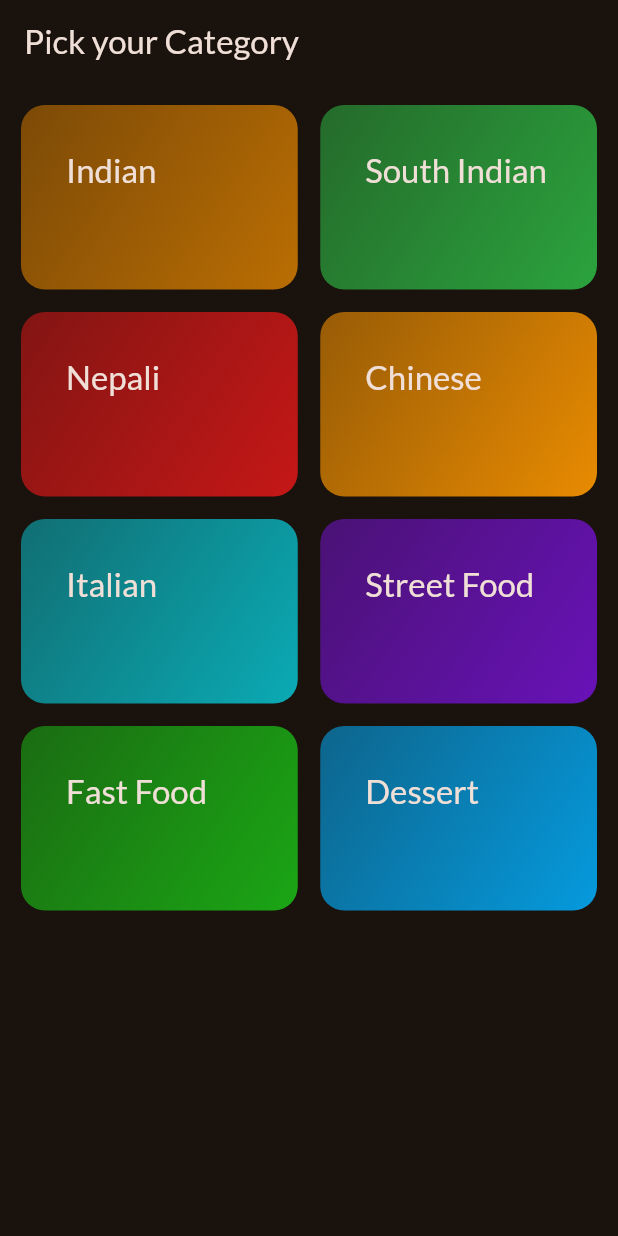
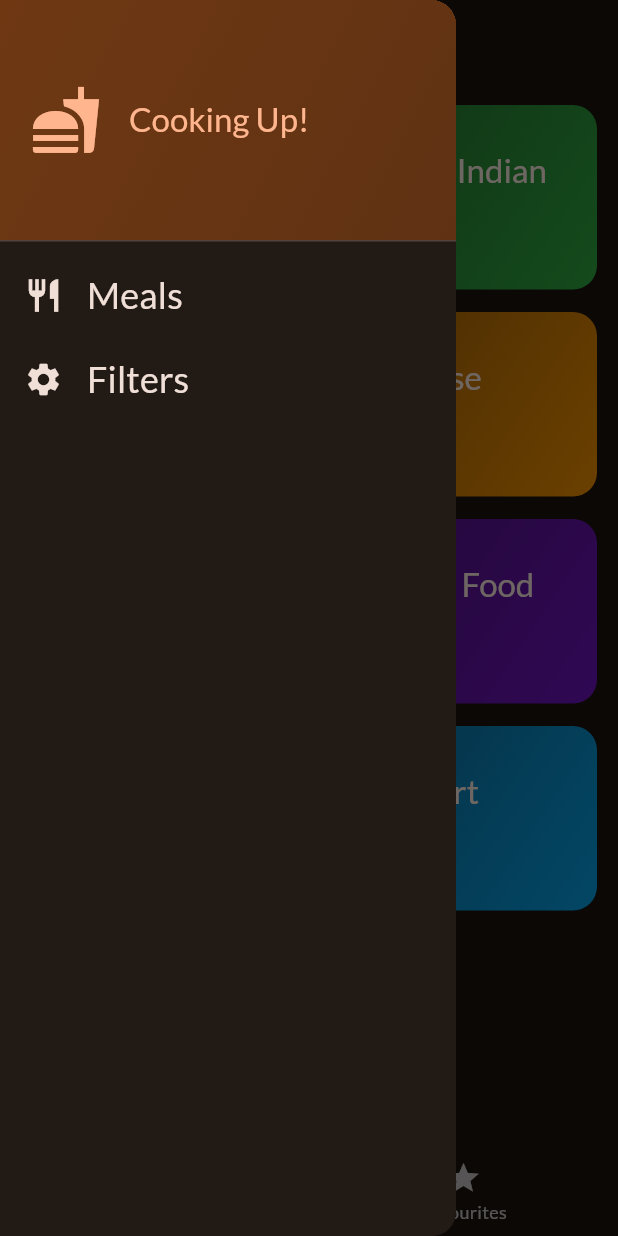
Before and after one commit to Akshatjain2003/Meals_App, a Flutter app: the screen it shows after launch, with the side drawer open (before the commit the screen has no drawer), on a phone screen of 412 x 824 dp. Run offline on Flutter 3.47's test engine with Material 2 defaults, Android fonts, the phone set to English and light mode, and no system bars; our stand-ins replace google_fonts, transparent_image.

Commit message:
Add: added side drawer and navigation bar.

```diff
--- a/lib/Screens/categories.dart
+++ b/lib/Screens/categories.dart
@@ -1,11 +1,14 @@
 import 'package:flutter/material.dart';
 import 'package:meals_app/Data/dummy_data.dart';
 import 'package:meals_app/Model/category.dart';
+import 'package:meals_app/Model/meal.dart';
 import 'package:meals_app/Screens/meals.dart';
 import 'package:meals_app/Widgets/category_grid_item.dart';
 
 class CategoriesScreen extends StatelessWidget {
-  const CategoriesScreen({super.key});
+  const CategoriesScreen({super.key, required this.onToggleFavourites});
+
+  final void Function(Meal meal) onToggleFavourites;
 
   void _selectCategory(BuildContext context, Category category) {
     final filteredMeals = dummyMeals
@@ -20,6 +23,7 @@ class CategoriesScreen extends StatelessWidget {
         builder: (ctx) => MealsScreen(
           meals: filteredMeals,
           title: category.title,
+          onToggleFavourites: onToggleFavourites,
         ),
       ),
     );
@@ -27,11 +31,7 @@ class CategoriesScreen extends StatelessWidget {
 
   @override
   Widget build(context) {
-    return Scaffold(
-      appBar: AppBar(
-        title: const Text('Pick your Category'),
-      ),
-      body: GridView(
+    return GridView(
       padding: const EdgeInsets.all(14),
       gridDelegate: const SliverGridDelegateWithFixedCrossAxisCount(
         crossAxisCount: 2,
@@ -44,11 +44,10 @@ class CategoriesScreen extends StatelessWidget {
           CategoryGridItem(
             category: category,
             onSelectCategory: () {
-                _selectCategory(context, category );
+              _selectCategory(context, category);
             },
           )
       ],
-      ),
     );
   }
 }
--- /dev/null
+++ b/lib/Screens/tabs.dart
@@ -0,0 +1,83 @@
+import 'package:flutter/material.dart';
+import 'package:meals_app/Model/meal.dart';
+import 'package:meals_app/Screens/categories.dart';
+import 'package:meals_app/Screens/meals.dart';
+import 'package:meals_app/Widgets/main_drawer.dart';
+
+class TabsScreen extends StatefulWidget {
+  const TabsScreen({super.key});
+
+  @override
+  State<TabsScreen> createState() {
+    return _TabsScreen();
+  }
+}
+
+class _TabsScreen extends State<TabsScreen> {
+  int _selectedPageIndex = 0;
+
+  final List<Meal> _favouriteMeals = [];
+
+  void _toggleMEalFavouriteStatus(Meal meal) {
+    final isExisting = _favouriteMeals.contains(meal);
+
+    if (isExisting) {
+      setState(
+        () {
+          _favouriteMeals.remove(meal);
+        },
+      );
+    } else {
+      setState(
+        () {
+          _favouriteMeals.add(meal);
+        },
+      );
+    }
+  }
+
+  void _selectPage(int index) {
+    setState(
+      () {
+        _selectedPageIndex = index;
+      },
+    );
+  }
+
+  @override
+  Widget build(BuildContext context) {
+    Widget activePage = CategoriesScreen(
+      onToggleFavourites: _toggleMEalFavouriteStatus,
+    );
+    var activePageTitle = 'Categories';
+
+    if (_selectedPageIndex == 1) {
+      activePage = MealsScreen(
+        meals: _favouriteMeals,
+        onToggleFavourites: _toggleMEalFavouriteStatus,
+      );
+      activePageTitle = 'Your Favourites';
+    }
+    return Scaffold(
+      appBar: AppBar(
+        title: Text(activePageTitle),
+      ),
+      drawer: const MainDrawer(),
+      body: activePage,
+      bottomNavigationBar: BottomNavigationBar(
+        onTap: _selectPage,
+        currentIndex: _selectedPageIndex,
+        items: const [
+          BottomNavigationBarItem(
+            icon: Icon(Icons.category),
+            label: 'Categories',
+          ),
+          BottomNavigationBarItem(
+            icon: Icon(Icons.star),
+            label: 'Favourites',
+          ),
+        ],
+      ),
+    );
+  }
+}
--- /dev/null
+++ b/lib/Widgets/main_drawer.dart
@@ -0,0 +1,79 @@
+import 'package:flutter/material.dart';
+
+class MainDrawer extends StatelessWidget {
+  const MainDrawer({super.key});
+
+  @override
+  Widget build(BuildContext context) {
+    return Drawer(
+      child: Column(
+        children: [
+          DrawerHeader(
+            padding: const EdgeInsets.all(20),
+            decoration: BoxDecoration(
+              gradient: LinearGradient(
+                colors: [
+                  Theme.of(context).colorScheme.primaryContainer,
+                  Theme.of(context)
+                      .colorScheme
+                      .primaryContainer
+                      .withOpacity(0.8),
+                ],
+                begin: Alignment.topLeft,
+                end: Alignment.bottomRight,
+              ),
+            ),
+            child: Row(
+              children: [
+                Icon(
+                  Icons.fastfood,
+                  size: 48,
+                  color: Theme.of(context).colorScheme.primary,
+                ),
+                const SizedBox(
+                  width: 18,
+                ),
+                Text(
+                  'Cooking Up!',
+                  style: Theme.of(context).textTheme.titleLarge!.copyWith(
+                        color: Theme.of(context).colorScheme.primary,
+                      ),
+                ),
+              ],
+            ),
+          ),
+          ListTile(
+            leading: Icon(
+              Icons.restaurant,
+              size: 26,
+              color: Theme.of(context).colorScheme.onBackground,
+            ),
+            title: Text(
+              'Meals',
+              style: Theme.of(context).textTheme.titleSmall!.copyWith(
+                    color: Theme.of(context).colorScheme.onBackground,
+                    fontSize: 24,
+                  ),
+            ),
+            onTap: (){},
+          ),
+          ListTile(
+            leading: Icon(
+              Icons.settings,
+              size: 26,
+              color: Theme.of(context).colorScheme.onBackground,
+            ),
+            title: Text(
+              'Filters',
+              style: Theme.of(context).textTheme.titleSmall!.copyWith(
+                    color: Theme.of(context).colorScheme.onBackground,
+                    fontSize: 24,
+                  ),
+            ),
+            onTap: (){},
+          ),
+        ],
+      ),
+    );
+  }
+}
--- a/lib/main.dart
+++ b/lib/main.dart
@@ -2,6 +2,7 @@ import 'package:flutter/material.dart';
 
 import 'package:google_fonts/google_fonts.dart';
 import 'package:meals_app/Screens/categories.dart';
+import 'package:meals_app/Screens/tabs.dart';
 
 final theme = ThemeData(
   useMaterial3: true,
@@ -23,7 +24,7 @@ class App extends StatelessWidget {
   Widget build(BuildContext context) {
     return MaterialApp(
       theme: theme,
-      home: const CategoriesScreen(),
+      home: const TabsScreen(),
     );
   }
 }
```
Also changed, not shown: lib/Screens/meal_detail_screen.dart (+10 -0 lines), lib/Screens/meals.dart (+18 -4 lines). Lines whose indentation alone changed are shown as unchanged.
